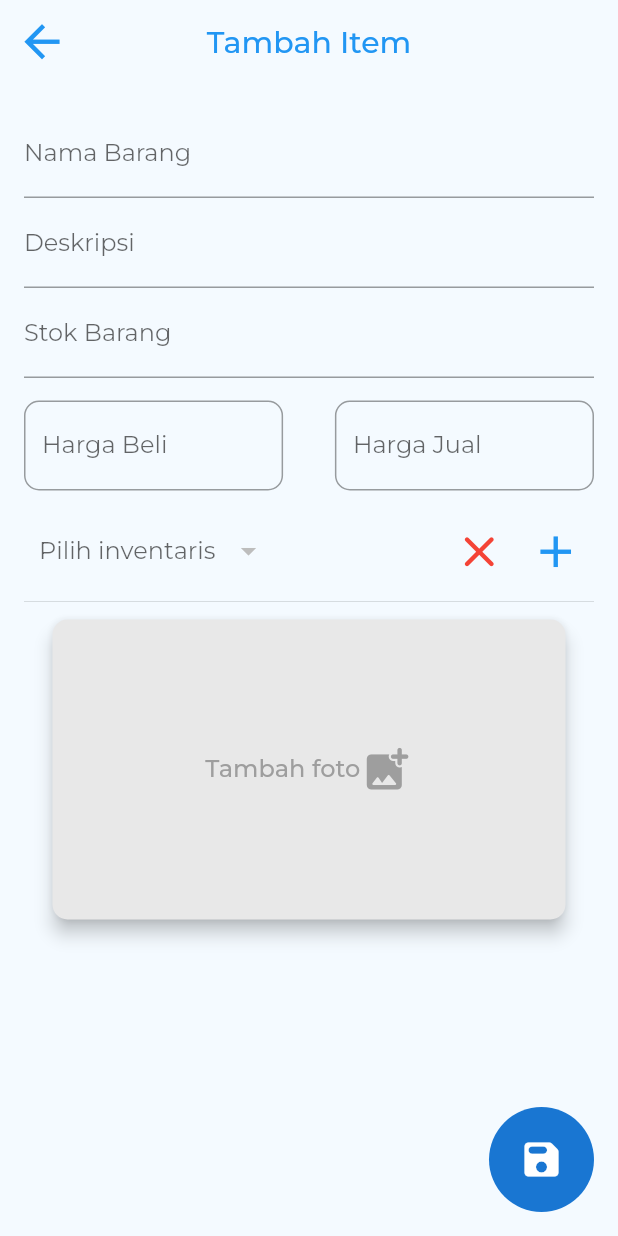
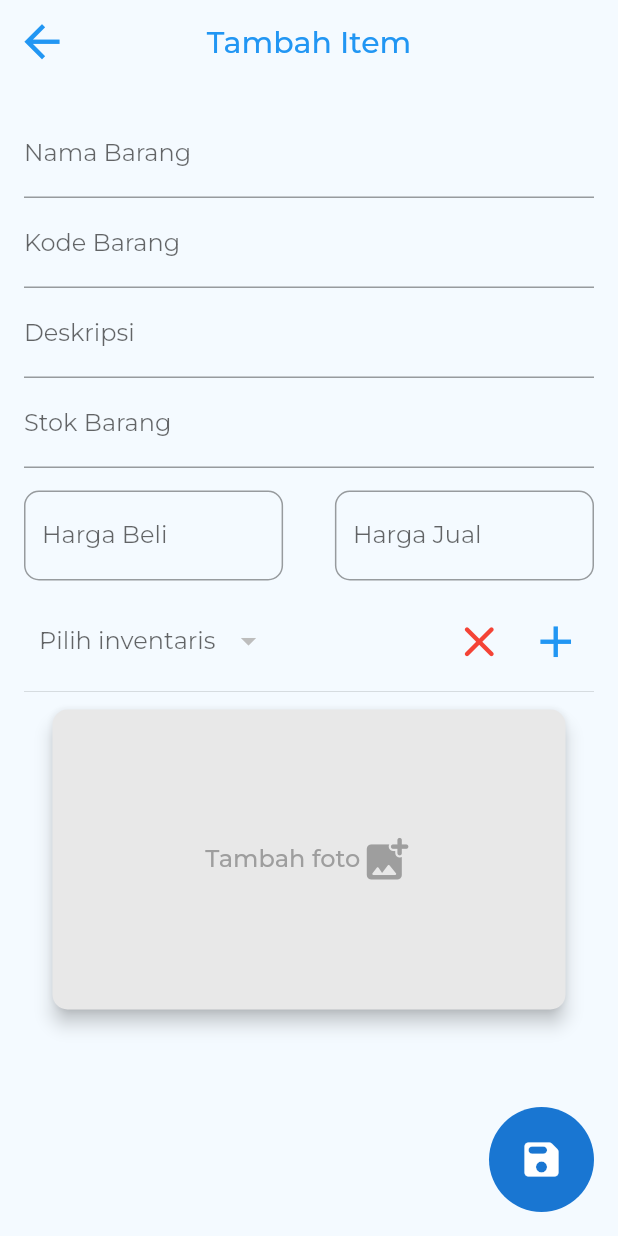
Before and after one commit to ramasii/itemwise, a Flutter app: the ViewItemPage screen opened directly, on a phone screen of 412 x 824 dp. Run offline on Flutter 3.47's test engine with Material 2 defaults, Android fonts, the phone set to English and light mode, and no system bars; our stand-ins replace device_info_plus, image_picker, internet_connection_checker_plus, shared_preferences; missing offline and left inert: image_size_getter; accounts and stored records are empty; generated files the repository leaves out were written again; network calls fail.

Commit message:
nambahin inputan kode barang

```diff
--- a/lib/l10n/app_id.arb
+++ b/lib/l10n/app_id.arb
@@ -50,5 +50,6 @@
     "attention":"Perhatian",
     "delDataCantRecover":"Data yang dihapus tidak bisa dikembalikan",
     "thisIsYourAcc":"Anda menggunakan akun ini",
-    "add":"tambah"
+    "add":"Tambah",
+    "productCode":"Kode Barang"
 }
--- a/lib/pages/admin_page.dart
+++ b/lib/pages/admin_page.dart
@@ -89,18 +89,16 @@ class _AdminPanelState extends State<AdminPanel> {
   }
 
   Widget _controllItems(BuildContext context) {
-    log(jsonEncode(adminAccess.itemList));
+    // log(jsonEncode(adminAccess.itemList));
     return Column(
       crossAxisAlignment: CrossAxisAlignment.start,
       children: adminAccess.itemList.isNotEmpty
           ? List.generate(adminAccess.itemList.length, (index) {
               Map item = adminAccess.itemList[index];
 
-              print(adminAccess.userList);
-
               Map? user = null;
               // jika userlist tidak kosong
-              log("admin 100: ${adminAccess.userList}");
+              // log("admin 100: ${adminAccess.userList}");
               try {
                 if (adminAccess.userList.isNotEmpty) {
                   var a = adminAccess.userList.firstWhere(
--- a/lib/pages/view_item_page.dart
+++ b/lib/pages/view_item_page.dart
@@ -23,14 +23,13 @@ class _ViewItemPageState extends State<ViewItemPage> {
   String id_user =
       userWise.isLoggedIn ? userWise.userData["id_user"] : deviceData.id;
 
-  final TextEditingController _itemNameController = TextEditingController();
-  final TextEditingController _itemDescriptionController =
-      TextEditingController();
-  final TextEditingController _itemStockController = TextEditingController();
-  final TextEditingController _purchasePriceController =
-      TextEditingController();
-  final TextEditingController _sellingPriceController = TextEditingController();
+  TextEditingController itemNameController = TextEditingController();
+  TextEditingController itemDescriptionController = TextEditingController();
+  TextEditingController itemStockController = TextEditingController();
+  TextEditingController purchasePriceController = TextEditingController();
+  TextEditingController sellingPriceController = TextEditingController();
   TextEditingController NamaInvController = TextEditingController();
+  TextEditingController kodeBarangController = TextEditingController();
 
   @override
   void initState() {
@@ -38,11 +37,12 @@ class _ViewItemPageState extends State<ViewItemPage> {
     log('in viewItemPage');
     if (widget.itemMap != null) {
       isEdit = true;
-      _itemNameController.text = widget.itemMap!['nama_barang'];
-      _itemDescriptionController.text = widget.itemMap!['catatan'];
-      _itemStockController.text = widget.itemMap!['stok_barang'].toString();
-      _purchasePriceController.text = widget.itemMap!['harga_beli'].toString();
-      _sellingPriceController.text = widget.itemMap!['harga_jual'].toString();
+      itemNameController.text = widget.itemMap!['nama_barang'];
+      kodeBarangController.text = widget.itemMap!['kode_barang'];
+      itemDescriptionController.text = widget.itemMap!['catatan'];
+      itemStockController.text = widget.itemMap!['stok_barang'].toString();
+      purchasePriceController.text = widget.itemMap!['harga_beli'].toString();
+      sellingPriceController.text = widget.itemMap!['harga_jual'].toString();
       img = widget.itemMap!["photo_barang"];
       // kalo bukan null, dicek dulu apakah masih ada di inventoryWise
       // takutnya kalo inventorynya dihapus, trs viewItem yang punya id_inventory yang dihapus malah eror
@@ -115,21 +115,9 @@ class _ViewItemPageState extends State<ViewItemPage> {
           child: Column(
             crossAxisAlignment: CrossAxisAlignment.start,
             children: [
-              /* // tampilkan id barang
-              if (widget.itemMap != null)
-                Text("barang: ${widget.itemMap!['id_barang']}"),
-              // tampilkan id user pemilik barang
-              if (widget.itemMap != null)
-                Text("pemilik: ${widget.itemMap!['id_user']}"),
-              // tampilkan user saat ini
-              if (userWise.isLoggedIn)
-                Text("user now: ${userWise.userData['id_user']}")
-              else
-                Text("tanpa akun: ${deviceData.id}"), */
-
               // nama item | item name
               TextFormField(
-                controller: _itemNameController,
+                controller: itemNameController,
                 validator: (value) {
                   if (value == null || value.isEmpty) {
                     return AppLocalizations.of(context)!.required;
@@ -141,9 +129,16 @@ class _ViewItemPageState extends State<ViewItemPage> {
                     labelText: AppLocalizations.of(context)!.itemName),
               ),
 
+              // kode barang
+              TextFormField(
+                controller: kodeBarangController,
+                decoration: InputDecoration(
+                    labelText: AppLocalizations.of(context)!.productCode),
+              ),
+
               // deskripsi | description
               TextFormField(
-                controller: _itemDescriptionController,
+                controller: itemDescriptionController,
                 decoration: InputDecoration(
                     labelText: AppLocalizations.of(context)!.description),
                 maxLines: null,
@@ -151,12 +146,12 @@ class _ViewItemPageState extends State<ViewItemPage> {
 
               // stok | stock
               TextFormField(
-                controller: _itemStockController,
+                controller: itemStockController,
                 keyboardType: TextInputType.number,
                 decoration: InputDecoration(
                     labelText: AppLocalizations.of(context)!.itemStock),
                 onChanged: (value) {
-                  clearNotNumber(value, _itemStockController);
+                  clearNotNumber(value, itemStockController);
                 },
               ),
 
@@ -170,7 +165,7 @@ class _ViewItemPageState extends State<ViewItemPage> {
                   Expanded(
                     flex: 5,
                     child: TextFormField(
-                      controller: _purchasePriceController,
+                      controller: purchasePriceController,
                       validator: (value) {
                         if (value == null || value.isEmpty) {
                           return 'Item name is required';
@@ -185,7 +180,7 @@ class _ViewItemPageState extends State<ViewItemPage> {
                         ),
                       ),
                       onChanged: (value) {
-                        clearNotNumber(value, _purchasePriceController);
+                        clearNotNumber(value, purchasePriceController);
                       },
                     ),
                   ),
@@ -194,7 +189,7 @@ class _ViewItemPageState extends State<ViewItemPage> {
                   Expanded(
                     flex: 5,
                     child: TextFormField(
-                      controller: _sellingPriceController,
+                      controller: sellingPriceController,
                       validator: (value) {
                         if (value == null || value.isEmpty) {
                           return 'Item name is required';
@@ -209,7 +204,7 @@ class _ViewItemPageState extends State<ViewItemPage> {
                         ),
                       ),
                       onChanged: (value) {
-                        clearNotNumber(value, _sellingPriceController);
+                        clearNotNumber(value, sellingPriceController);
                       },
                     ),
                   ),
@@ -399,11 +394,11 @@ class _ViewItemPageState extends State<ViewItemPage> {
 
   void clearTextController() {
     setState(() {
-      _itemDescriptionController.clear();
-      _itemNameController.clear();
-      _itemStockController.clear();
-      _purchasePriceController.clear();
-      _sellingPriceController.clear();
+      itemDescriptionController.clear();
+      itemNameController.clear();
+      itemStockController.clear();
+      purchasePriceController.clear();
+      sellingPriceController.clear();
     });
   }
 
@@ -466,9 +461,14 @@ class _ViewItemPageState extends State<ViewItemPage> {
                       },
                       child: ClipRRect(
                         borderRadius: BorderRadius.circular(10),
-                        child: Image.memory(
-                          Uint8List.fromList(base64.decode(img)),
-                          fit: BoxFit.cover,
+                        child: Hero(
+                          tag: widget.itemMap != null
+                              ? "image${widget.itemMap!['id_barang']}"
+                              : "image${DateTime.now().millisecondsSinceEpoch}",
+                          child: Image.memory(
+                            Uint8List.fromList(base64.decode(img)),
+                            fit: BoxFit.cover,
+                          ),
                         ),
                       ),
                     )),
@@ -533,14 +533,15 @@ class _ViewItemPageState extends State<ViewItemPage> {
       message: "",
       child: InkWell(
         onTap: () async {
-          if (_itemNameController.text.trim() != "") {
+          if (itemNameController.text.trim() != "") {
             // add item
             if (widget.itemMap == null) {
-              String nama_barang = _itemNameController.text;
-              String catatan = _itemDescriptionController.text;
-              String stok = _itemStockController.text.trim();
-              String hbli = _purchasePriceController.text.trim();
-              String hjal = _sellingPriceController.text.trim();
+              String nama_barang = itemNameController.text;
+              String catatan = itemDescriptionController.text;
+              String stok = itemStockController.text.trim();
+              String hbli = purchasePriceController.text.trim();
+              String hjal = sellingPriceController.text.trim();
+              String kdBrg = kodeBarangController.text.trim();
 
               int stok_barang = int.parse(stok == "" ? "0" : stok);
               int harga_beli = int.parse(hbli == "" ? "0" : hbli);
@@ -557,9 +558,12 @@ class _ViewItemPageState extends State<ViewItemPage> {
               setState(() {
                 ItemWise().create(id_barang, id_user, nama_barang, stok_barang,
                     harga_beli, harga_jual,
-                    catatan: catatan, id_inventory: id_inventory);
+                    catatan: catatan,
+                    id_inventory: id_inventory,
+                    kode_barang: kdBrg);
               });
 
+              // bersihkan controller
               clearTextController();
               // ignore: use_build_context_synchronously
               Navigator.pushAndRemoveUntil(
@@ -572,11 +576,12 @@ class _ViewItemPageState extends State<ViewItemPage> {
             }
             // edit item
             else if (widget.itemMap != null) {
-              String nama_barang = _itemNameController.text.trim();
-              String catatan = _itemDescriptionController.text.trim();
-              String stok = _itemStockController.text.trim();
-              String hbli = _purchasePriceController.text.trim();
-              String hjal = _sellingPriceController.text.trim();
+              String nama_barang = itemNameController.text.trim();
+              String catatan = itemDescriptionController.text.trim();
+              String stok = itemStockController.text.trim();
+              String hbli = purchasePriceController.text.trim();
+              String hjal = sellingPriceController.text.trim();
+              String kdBrg = kodeBarangController.text.trim();
 
               int stok_barang = int.parse(stok == "" ? "0" : stok);
               int harga_beli = int.parse(hbli == "" ? "0" : hbli);
@@ -591,6 +596,7 @@ class _ViewItemPageState extends State<ViewItemPage> {
                 widget.itemMap!["harga_jual"],
                 widget.itemMap!["photo_barang"],
                 widget.itemMap!["id_inventory"],
+                widget.itemMap!["kode_barang"]
               ];
               List baru = [
                 nama_barang,
@@ -599,7 +605,8 @@ class _ViewItemPageState extends State<ViewItemPage> {
                 harga_beli,
                 harga_jual,
                 img,
-                invDropdownValue
+                invDropdownValue,
+                kdBrg
               ];
 
               // cek apakah data berbeda, jika beda berarti diedit
@@ -614,6 +621,7 @@ class _ViewItemPageState extends State<ViewItemPage> {
               if (isEdited) {
                 ItemWise().update(widget.itemMap!['id_barang'],
                     nama_barang: nama_barang,
+                    kode_barang: kdBrg,
                     catatan: catatan,
                     stok_barang: stok_barang,
                     harga_beli: harga_beli,
@@ -626,10 +634,10 @@ class _ViewItemPageState extends State<ViewItemPage> {
             ScaffoldMessenger.of(context).showSnackBar(successSnackbar(
                 context, AppLocalizations.of(context)!.successSave));
           } else {
-            if (_itemNameController.text.trim() == "") {
+            if (itemNameController.text.trim() == "") {
               ScaffoldMessenger.of(context).showSnackBar(dangerSnackbar(
                   context, AppLocalizations.of(context)!.itemNameAlert));
-            } else if (_itemStockController.text.trim() == "") {
+            } else if (itemStockController.text.trim() == "") {
               ScaffoldMessenger.of(context).showSnackBar(dangerSnackbar(
                   context, AppLocalizations.of(context)!.itemStockAlert));
             }
```
Also changed, not shown: lib/apis/itemapi_utils.dart (+6 -1 lines), lib/pages/home_page.dart (+6 -5 lines).
